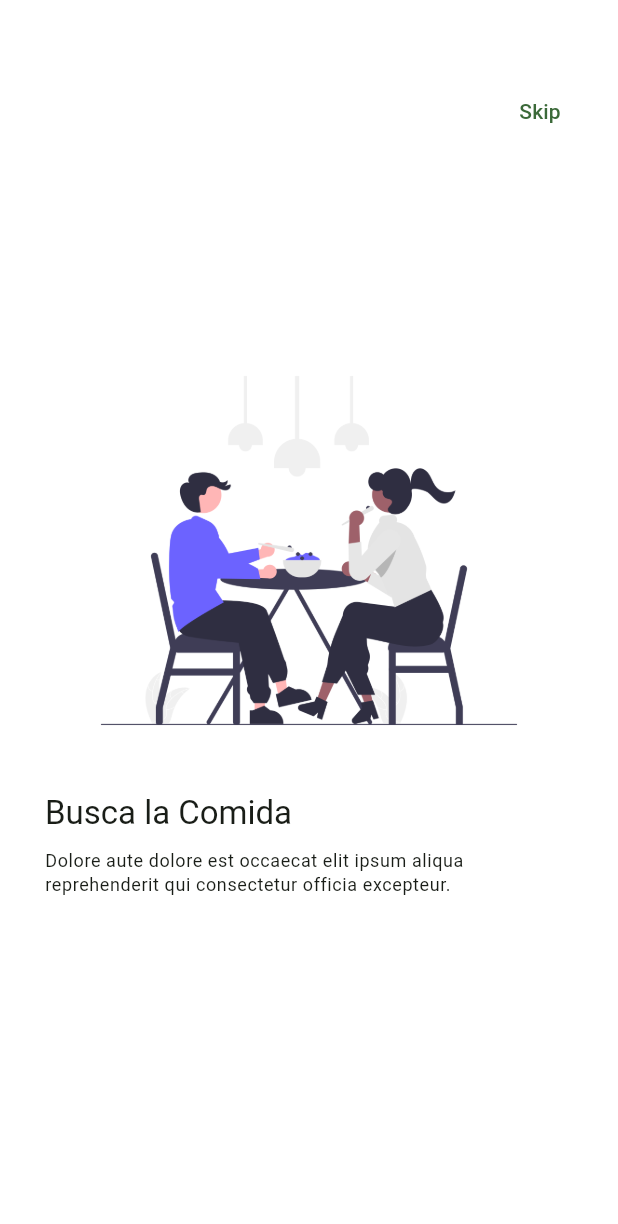
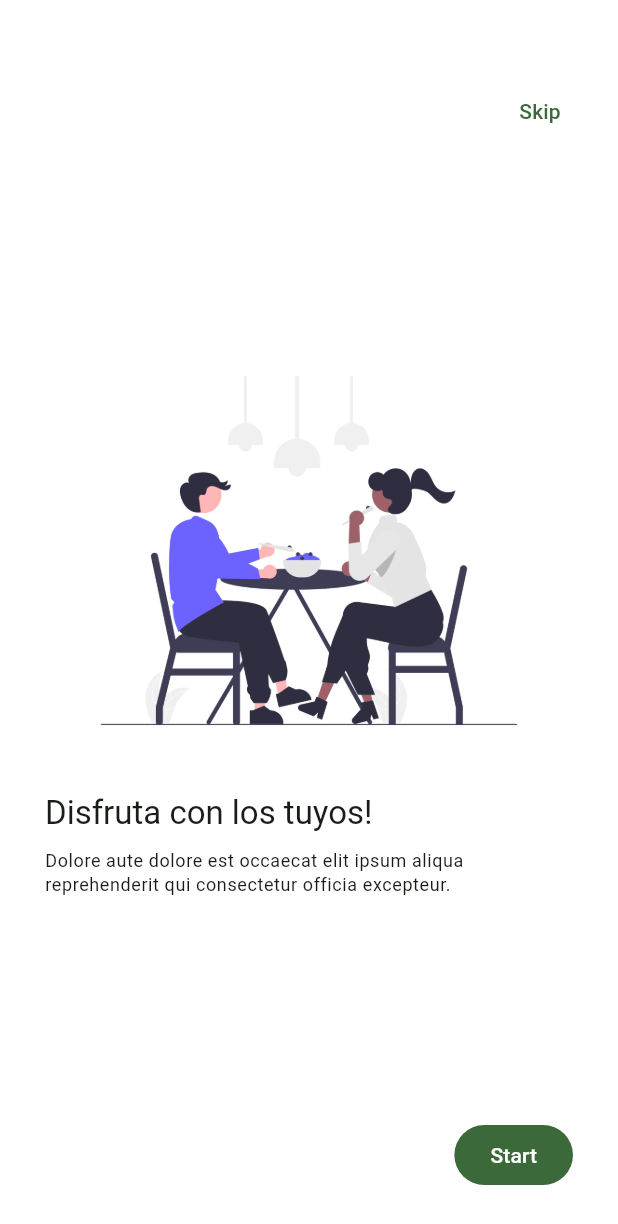
Before and after one commit to arisvaldez/widgets_app, a Flutter app: the AppTutorialScreen screen opened by its route, swiped to page 3, on a phone screen of 412 x 824 dp. Shown: the top 1224 px of the screen. Run offline on Flutter 3.47's test engine with Material 2 defaults, Android fonts, the phone set to English and light mode, and no system bars; our stand-ins replace go_router.

Commit message:
add finish button

```diff
--- a/lib/presentation/screens/app_tutorial/app_tutorial_screen.dart
+++ b/lib/presentation/screens/app_tutorial/app_tutorial_screen.dart
@@ -1,3 +1,4 @@
+import 'package:animate_do/animate_do.dart';
 import 'package:flutter/material.dart';
 import 'package:go_router/go_router.dart';
 
@@ -19,15 +20,45 @@ final slides = <SlideInfo>[
       'Ipsum consectetur nulla nostrud id ipsum nostrud exercitation consequat enim voluptate excepteur magna.',
       'assets/images/2.png'),
   SlideInfo(
-      'Busca la Comida',
+      'Disfruta con los tuyos!',
       'Dolore aute dolore est occaecat elit ipsum aliqua reprehenderit qui consectetur officia excepteur.',
       'assets/images/3.png'),
 ];
 
-class AppTutorialScreen extends StatelessWidget {
+class AppTutorialScreen extends StatefulWidget {
   static const String name = 'app_tutorial_screen';
 
   const AppTutorialScreen({super.key});
+
+  @override
+  State<AppTutorialScreen> createState() => _AppTutorialScreenState();
+}
+
+class _AppTutorialScreenState extends State<AppTutorialScreen> {
+  late final PageController pageController;
+  bool endReached = false;
+
+  @override
+  void initState() {
+    super.initState();
+
+    pageController = PageController();
+    pageController.addListener(() {
+      final page = pageController.page ?? 0;
+
+      if (!endReached && page >= (slides.length - 1.5)) {
+        setState(() {
+          endReached = true;
+        });
+      }
+    });
+
+    @override
+    void dispose() {
+      pageController.dispose();
+      super.dispose();
+    }
+  }
 
   @override
   Widget build(BuildContext context) {
@@ -36,6 +67,7 @@ class AppTutorialScreen extends StatelessWidget {
       body: Stack(
         children: [
           PageView(
+            controller: pageController,
             physics: const BouncingScrollPhysics(),
             children: slides.map((slide) => _Slide(slide)).toList(),
           ),
@@ -46,7 +78,20 @@ class AppTutorialScreen extends StatelessWidget {
               child: const Text('Skip'),
               onPressed: () => context.pop(),
             ),
-          )
+          ),
+          endReached
+              ? Positioned(
+                  bottom: 30,
+                  right: 30,
+                  child: FadeInRight(
+                    from: 15,
+                    delay: const Duration(seconds: 1),
+                    child: FilledButton(
+                      onPressed: () => context.pop(),
+                      child: const Text('Start'),
+                    ),
+                  ))
+              : const SizedBox()
         ],
       ),
     );
@@ -63,7 +108,7 @@ class _Slide extends StatelessWidget {
     final captionStyle = Theme.of(context).textTheme.bodySmall;
 
     return Padding(
-      padding: EdgeInsets.symmetric(horizontal: 30.0),
+      padding: const EdgeInsets.symmetric(horizontal: 30.0),
       child: Center(
           child: Column(
         mainAxisAlignment: MainAxisAlignment.center,
--- a/pubspec.yaml
+++ b/pubspec.yaml
@@ -7,6 +7,7 @@ environment:
   sdk: '>=3.0.6 <4.0.0'
 
 dependencies:
+  animate_do: ^3.0.2
   flutter:
     sdk: flutter
   go_router: ^10.0.0
```
Also changed, not shown: pubspec.lock.
